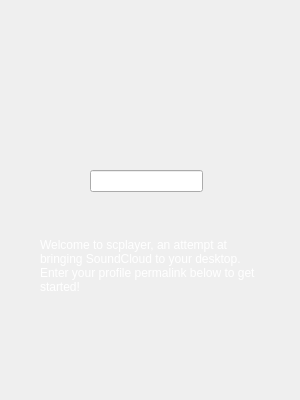
Above: enterusernamewidget.ui from flxw/scplay before the change. Below: the same form after it.
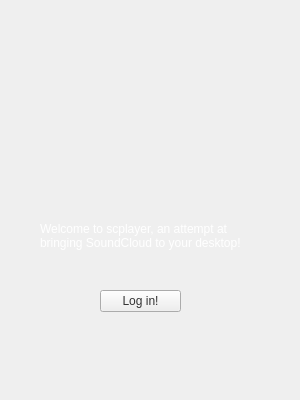
That is the form after the change. Icons and pictures are not drawn.

```diff
--- a/enterusernamewidget.ui
+++ b/enterusernamewidget.ui
@@ -19,19 +19,6 @@
   <property name="styleSheet">
    <string notr="true">color: #fff;</string>
   </property>
-  <widget class="QLineEdit" name="lineEdit">
-   <property name="geometry">
-    <rect>
-     <x>90</x>
-     <y>170</y>
-     <width>113</width>
-     <height>22</height>
-    </rect>
-   </property>
-   <property name="placeholderText">
-    <string>e.g &quot;fe-lix-62&quot;</string>
-   </property>
-  </widget>
   <widget class="QLabel" name="label">
    <property name="geometry">
     <rect>
@@ -54,16 +41,32 @@
      <x>40</x>
      <y>210</y>
      <width>221</width>
-     <height>111</height>
+     <height>51</height>
     </rect>
    </property>
    <property name="text">
-    <string>Welcome to scplayer, an attempt at bringing SoundCloud to your desktop. Enter your profile permalink below to get started!</string>
+    <string>Welcome to scplayer, an attempt at bringing SoundCloud to your desktop!</string>
    </property>
    <property name="wordWrap">
     <bool>true</bool>
    </property>
   </widget>
+  <widget class="QPushButton" name="loginButton">
+   <property name="geometry">
+    <rect>
+     <x>100</x>
+     <y>290</y>
+     <width>81</width>
+     <height>22</height>
+    </rect>
+   </property>
+   <property name="styleSheet">
+    <string notr="true">color: #333;</string>
+   </property>
+   <property name="text">
+    <string>Log in!</string>
+   </property>
+  </widget>
  </widget>
  <resources>
   <include location="resources.qrc"/>
```
